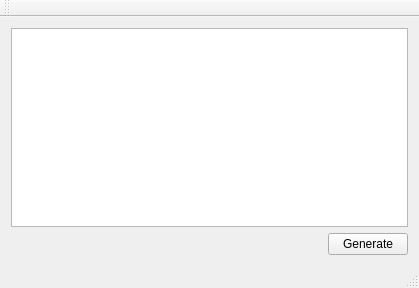
Old version of the form source/App/labymainwindow.ui in the repository LeNeuner/Labyrinth.
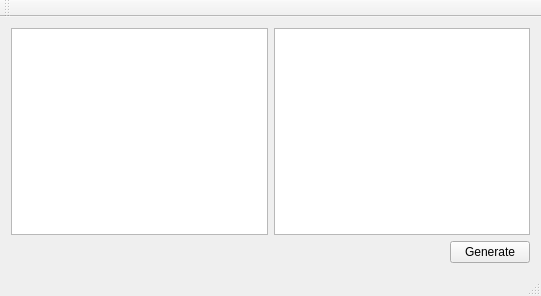
New version of the form.

The edit to the form file:
```diff
--- a/source/App/labymainwindow.ui
+++ b/source/App/labymainwindow.ui
@@ -6,19 +6,26 @@
    <rect>
     <x>0</x>
     <y>0</y>
-    <width>419</width>
-    <height>288</height>
+    <width>541</width>
+    <height>296</height>
    </rect>
   </property>
   <property name="windowTitle">
    <string>LabyMainWindow</string>
   </property>
   <widget class="QWidget" name="centralWidget">
-   <layout class="QVBoxLayout" name="verticalLayout">
+   <layout class="QGridLayout" name="gridLayout">
+    <item row="0" column="0">
+     <layout class="QHBoxLayout" name="hLayoutScenes">
     <item>
      <widget class="QGraphicsView" name="gvLaby"/>
     </item>
     <item>
+       <widget class="QGraphicsView" name="gvSecond"/>
+      </item>
+     </layout>
+    </item>
+    <item row="1" column="0">
      <layout class="QHBoxLayout" name="hLayoutGenerate">
       <item>
        <spacer name="hSpacerGenerate">
```
Left out of the diff: 4 changed lines with no effect on the pictures. Lines whose indentation alone changed are shown as unchanged.
